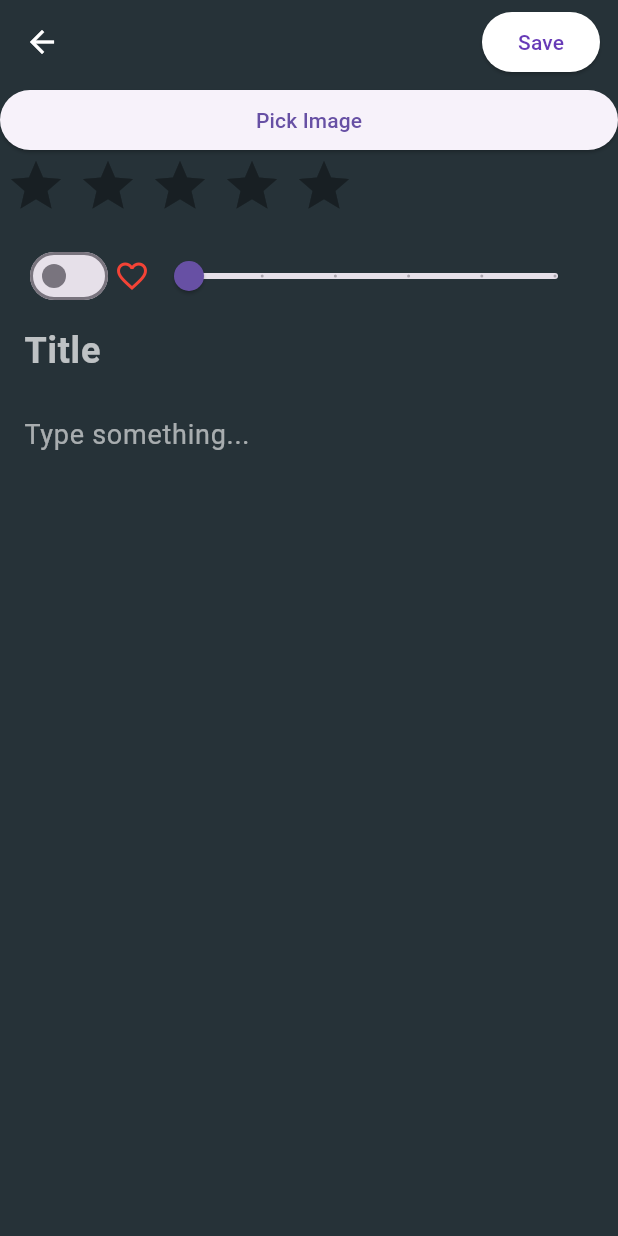
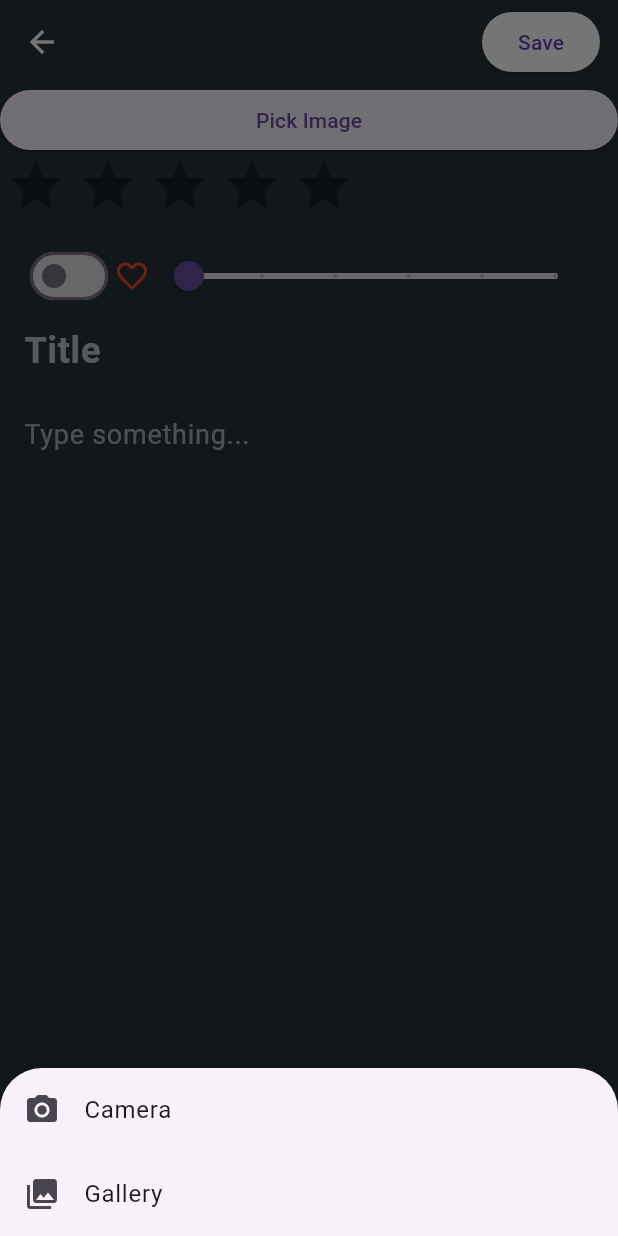
Before and after one commit to rayrednet/Note-app-with-flutter, a Flutter app: the AddEditNotePage screen opened directly, after a tap on "Pick Image", on a phone screen of 412 x 824 dp. Run offline on Flutter 3.47's test engine with Material 3 defaults, Android fonts, the phone set to English and light mode, and no system bars; drawn by our look-alikes of flutter_rating_bar; our stand-ins replace image_picker, sqflite; accounts and stored records are empty.

Commit message:
adding camera as media picker

```diff
--- a/lib/db/notes_database.dart
+++ b/lib/db/notes_database.dart
@@ -12,7 +12,7 @@ class NotesDatabase {
   Future<Database> get database async {
     if (_database != null) return _database!;
 
-    _database = await _initDB('notes6.db');
+    _database = await _initDB('notes16.db');
     return _database!;
   }
 
--- a/lib/page/edit_note_page.dart
+++ b/lib/page/edit_note_page.dart
@@ -41,7 +41,26 @@ class _AddEditNotePageState extends State<AddEditNotePage> {
     rating = widget.note?.rating ?? 0.0;
   }
 
-  Future<void> pickMedia(ImageSource source) async {
+  Future<void> pickMedia() async {
+    final source = await showModalBottomSheet<ImageSource>(
+        context: context,
+        builder: (context) => Column(
+              mainAxisSize: MainAxisSize.min,
+              children: <Widget>[
+                ListTile(
+                  leading: const Icon(Icons.camera_alt),
+                  title: const Text('Camera'),
+                  onTap: () => Navigator.of(context).pop(ImageSource.camera),
+                ),
+                ListTile(
+                  leading: const Icon(Icons.photo_library),
+                  title: const Text('Gallery'),
+                  onTap: () => Navigator.of(context).pop(ImageSource.gallery),
+                ),
+              ],
+            ));
+
+    if (source != null) {
       try {
         final pickedFile = await _picker.pickImage(
           source: source,
@@ -55,11 +74,10 @@ class _AddEditNotePageState extends State<AddEditNotePage> {
           setState(() {
             imagePath = pickedFile.path;
           });
-      } else {
-        print('No image selected.');
         }
       } catch (e) {
         print('Failed to pick image: $e');
+      }
     }
   }
 
@@ -85,7 +103,7 @@ class _AddEditNotePageState extends State<AddEditNotePage> {
                   ),
                 ),
               ElevatedButton(
-                onPressed: () => pickMedia(ImageSource.gallery),
+                onPressed: pickMedia,
                 child: const Text('Pick Image'),
               ),
               RatingBar.builder(
```
Lines whose indentation alone changed are shown as unchanged.
